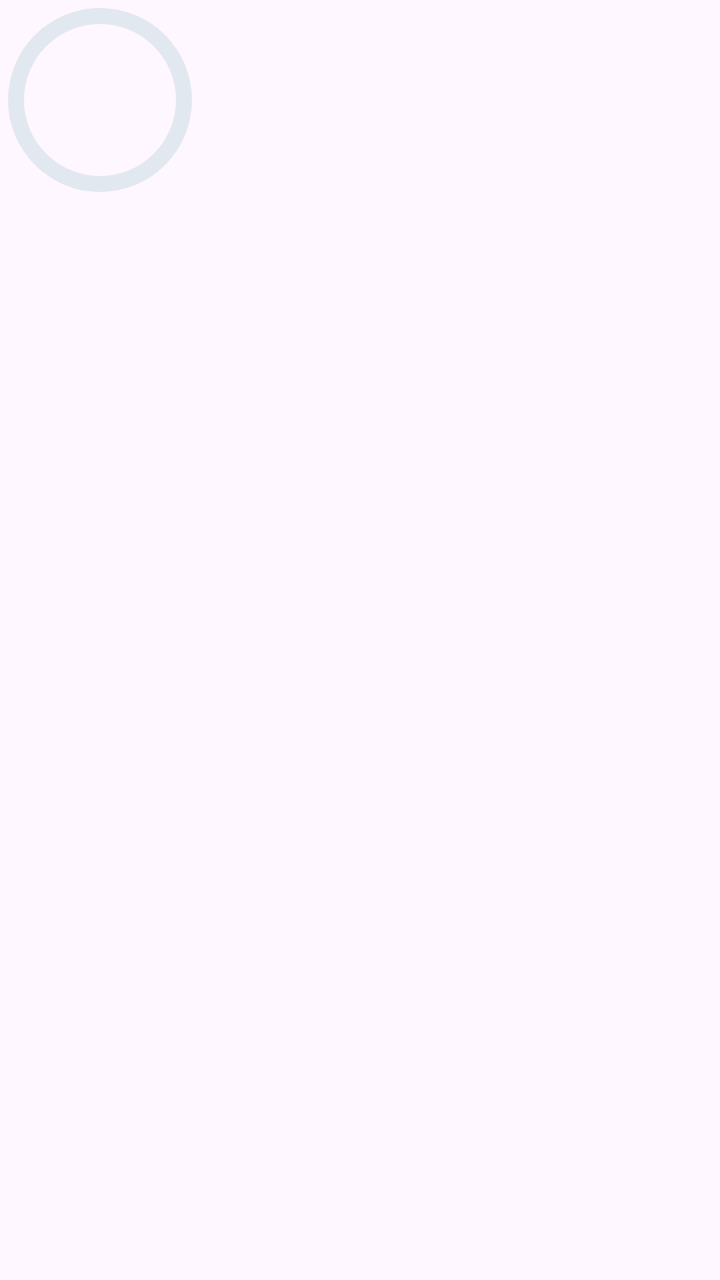
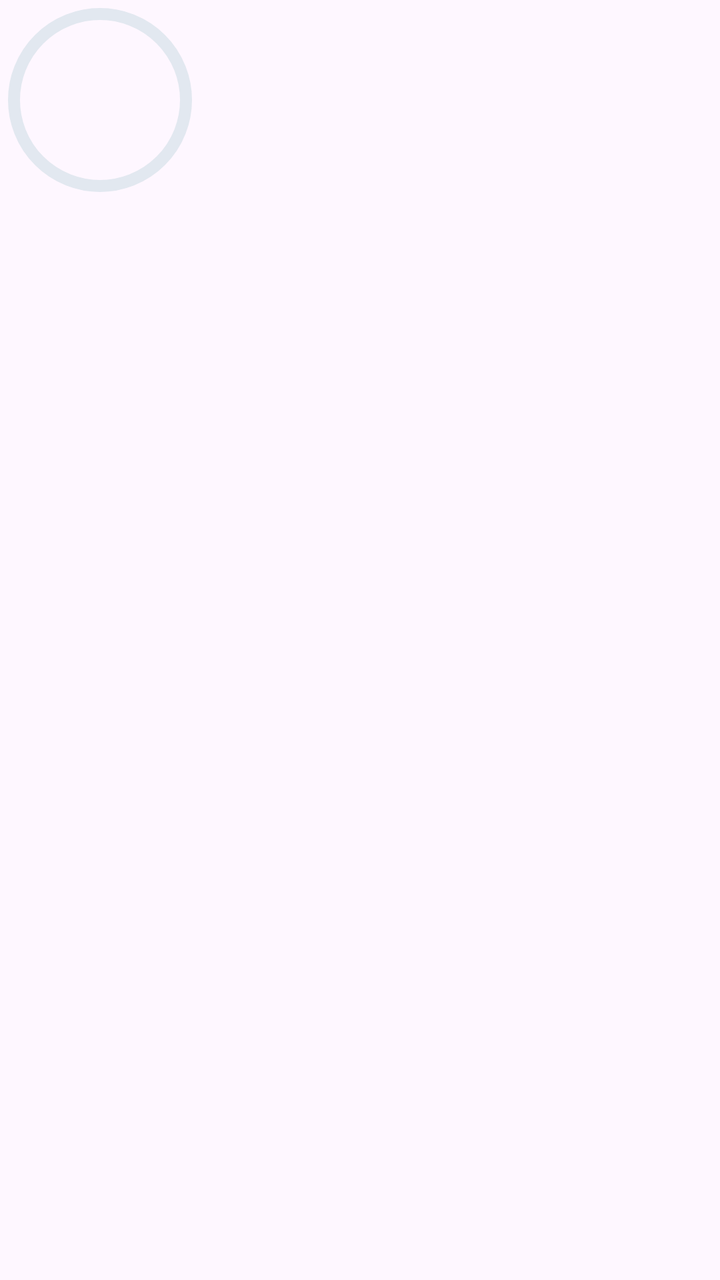

Compare the two renders of this Android layout. The source of the first and the diff that turns it into the second are given below.
<!-- AndroidManifest.xml: another module's application theme Theme.ArtemisSample -->
<!-- res/layout/artemis_template_progress_circle.xml -->
<com.google.android.material.progressindicator.CircularProgressIndicator
    xmlns:android="http://schemas.android.com/apk/res/android"
    xmlns:app="http://schemas.android.com/apk/res-auto"
    android:layout_width="wrap_content" android:layout_height="wrap_content"
    android:layout_gravity="center_horizontal" android:layout_marginTop="12dp"
    android:layout_marginBottom="8dp" android:indeterminate="false"
    app:indicatorSize="92dp" app:trackThickness="8dp" app:trackCornerRadius="4dp"
    app:trackColor="@color/artemis_border" app:indicatorColor="@color/artemis_primary" />
<!-- resources referenced by this layout -->
<resources>
  <color name="artemis_border">#E2E8F0</color>
  <color name="artemis_primary">#2563EB</color>
  <style name="Theme.ArtemisSample" parent="Theme.Material3.DayNight.NoActionBar">
          <item name="android:fontFamily">sans</item>
          <item name="android:colorAccent">#2563EB</item>
          <item name="android:statusBarColor">#2563EB</item>
          <item name="android:windowLightStatusBar">false</item>
      </style>
</resources>

<!-- the commit's change to res/layout/artemis_template_progress_circle.xml (unified diff, before → after) -->
@@ -1,8 +1,7 @@
 <com.google.android.material.progressindicator.CircularProgressIndicator
     xmlns:android="http://schemas.android.com/apk/res/android"
     xmlns:app="http://schemas.android.com/apk/res-auto"
-    android:layout_width="wrap_content" android:layout_height="wrap_content"
-    android:layout_gravity="center_horizontal" android:layout_marginTop="12dp"
-    android:layout_marginBottom="8dp" android:indeterminate="false"
-    app:indicatorSize="92dp" app:trackThickness="8dp" app:trackCornerRadius="4dp"
+    android:layout_width="92dp" android:layout_height="92dp"
+    android:indeterminate="false"
+    app:indicatorSize="92dp" app:trackThickness="6dp" app:trackCornerRadius="3dp"
     app:trackColor="@color/artemis_border" app:indicatorColor="@color/artemis_primary" />
